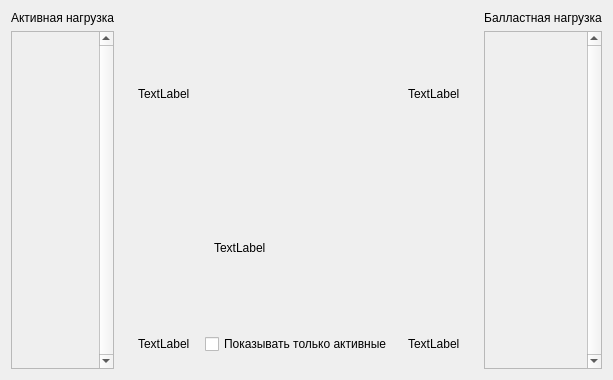
evilpeopletyranny/BallastStand, file calculationscreen.ui: the form before one commit.
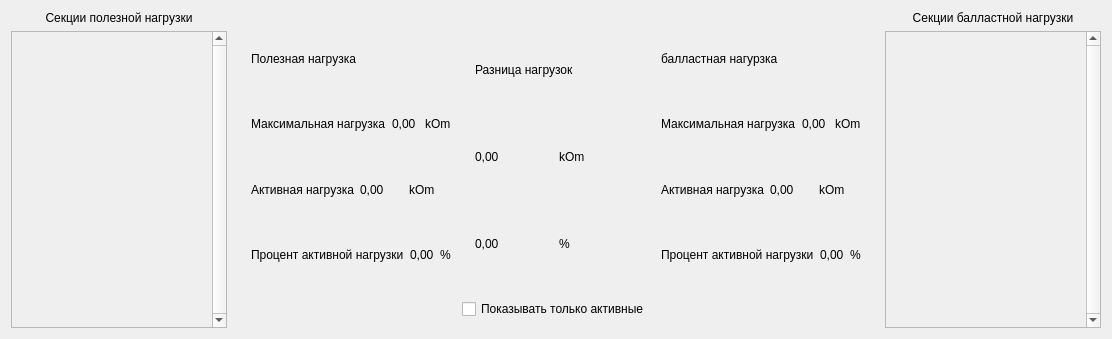
The form after the commit.

What changed in the file:
```diff
--- a/calculationscreen.ui
+++ b/calculationscreen.ui
@@ -6,8 +6,8 @@
    <rect>
     <x>0</x>
     <y>0</y>
-    <width>600</width>
-    <height>380</height>
+    <width>1112</width>
+    <height>339</height>
    </rect>
   </property>
   <property name="windowTitle">
@@ -25,7 +25,7 @@
      <item>
       <widget class="QLabel" name="label_6">
        <property name="text">
-        <string>Активная нагрузка</string>
+        <string>Секции полезной нагрузки</string>
        </property>
        <property name="alignment">
         <set>Qt::AlignCenter</set>
@@ -45,8 +45,8 @@
          <rect>
           <x>0</x>
           <y>0</y>
-          <width>117</width>
-          <height>335</height>
+          <width>175</width>
+          <height>294</height>
          </rect>
         </property>
         <layout class="QVBoxLayout" name="utilityVLayout">
@@ -70,79 +70,273 @@
     </layout>
    </item>
    <item>
-    <widget class="QWidget" name="widget" native="true">
-     <layout class="QGridLayout" name="gridLayout" rowstretch="1,1,1" columnstretch="1,1,1">
-      <item row="0" column="0">
-       <widget class="QWidget" name="widget_2" native="true">
-        <layout class="QHBoxLayout" name="horizontalLayout_4">
-         <item>
-          <widget class="QLabel" name="label">
-           <property name="text">
-            <string>TextLabel</string>
-           </property>
-          </widget>
-         </item>
-        </layout>
-       </widget>
+    <widget class="QWidget" name="centralWidget" native="true">
+     <layout class="QVBoxLayout" name="verticalLayout" stretch="10,1">
+      <item>
+       <layout class="QHBoxLayout" name="horizontalLayout_2">
+        <item>
+         <widget class="QFrame" name="utilityLoadFrame">
+          <layout class="QVBoxLayout" name="verticalLayout_2">
+           <item>
+            <widget class="QLabel" name="label">
+             <property name="text">
+              <string>Полезная нагрузка</string>
+             </property>
+            </widget>
+           </item>
+           <item>
+            <layout class="QHBoxLayout" name="horizontalLayout_3">
+             <item>
+              <widget class="QLabel" name="label_2">
+               <property name="text">
+                <string>Максимальная нагрузка</string>
+               </property>
+              </widget>
+             </item>
+             <item>
+              <widget class="QLabel" name="utilitySumLabel">
+               <property name="text">
+                <string>0,00</string>
+               </property>
+              </widget>
+             </item>
+             <item>
+              <widget class="QLabel" name="label_10">
+               <property name="text">
+                <string>kOm</string>
+               </property>
+              </widget>
+             </item>
+            </layout>
+           </item>
+           <item>
+            <layout class="QHBoxLayout" name="horizontalLayout_4">
+             <item>
+              <widget class="QLabel" name="label_11">
+               <property name="text">
+                <string>Активная нагрузка</string>
+               </property>
+              </widget>
+             </item>
+             <item>
+              <widget class="QLabel" name="activeUtilitySumLabel">
+               <property name="text">
+                <string>0,00</string>
+               </property>
+              </widget>
+             </item>
+             <item>
+              <widget class="QLabel" name="label_13">
+               <property name="text">
+                <string>kOm</string>
+               </property>
+              </widget>
+             </item>
+            </layout>
+           </item>
+           <item>
+            <layout class="QHBoxLayout" name="horizontalLayout_5">
+             <item>
+              <widget class="QLabel" name="label_15">
+               <property name="text">
+                <string>Процент активной нагрузки</string>
+               </property>
+              </widget>
+             </item>
+             <item>
+              <widget class="QLabel" name="activeUtilityPercentLabel">
+               <property name="text">
+                <string>0,00</string>
+               </property>
+              </widget>
+             </item>
+             <item>
+              <widget class="QLabel" name="label_16">
+               <property name="text">
+                <string>%</string>
+               </property>
+              </widget>
+             </item>
+            </layout>
+           </item>
+          </layout>
+         </widget>
+        </item>
+        <item>
+         <widget class="QFrame" name="diffLoadFrame">
+          <layout class="QVBoxLayout" name="verticalLayout_3">
+           <item>
+            <widget class="QLabel" name="label_3">
+             <property name="text">
+              <string>Разница нагрузок</string>
+             </property>
+            </widget>
+           </item>
+           <item>
+            <layout class="QHBoxLayout" name="horizontalLayout_6">
+             <item>
+              <widget class="QLabel" name="diffLabel">
+               <property name="text">
+                <string>0,00</string>
+               </property>
+              </widget>
+             </item>
+             <item>
+              <widget class="QLabel" name="label_8">
+               <property name="text">
+                <string>kOm</string>
+               </property>
+              </widget>
+             </item>
+            </layout>
+           </item>
+           <item>
+            <layout class="QHBoxLayout" name="horizontalLayout_8">
+             <item>
+              <widget class="QLabel" name="percentDiffLabel">
+               <property name="text">
+                <string>0,00</string>
+               </property>
+              </widget>
+             </item>
+             <item>
+              <widget class="QLabel" name="label_9">
+               <property name="text">
+                <string>%</string>
+               </property>
+              </widget>
+             </item>
+            </layout>
+           </item>
+          </layout>
+         </widget>
+        </item>
+        <item>
+         <widget class="QFrame" name="ballastLoadFrame">
+          <layout class="QVBoxLayout" name="verticalLayout_4">
+           <item>
+            <widget class="QLabel" name="label_5">
+             <property name="text">
+              <string>балластная нагурзка</string>
+             </property>
+            </widget>
+           </item>
+           <item>
+            <layout class="QHBoxLayout" name="horizontalLayout_9">
+             <item>
+              <widget class="QLabel" name="label_14">
+               <property name="text">
+                <string>Максимальная нагрузка</string>
+               </property>
+              </widget>
+             </item>
+             <item>
+              <widget class="QLabel" name="ballastSumLabel">
+               <property name="text">
+                <string>0,00</string>
+               </property>
+              </widget>
+             </item>
+             <item>
+              <widget class="QLabel" name="label_18">
+               <property name="text">
+                <string>kOm</string>
+               </property>
+              </widget>
+             </item>
+            </layout>
+           </item>
+           <item>
+            <layout class="QHBoxLayout" name="horizontalLayout_10">
+             <item>
+              <widget class="QLabel" name="label_20">
+               <property name="text">
+                <string>Активная нагрузка</string>
+               </property>
+              </widget>
+             </item>
+             <item>
+              <widget class="QLabel" name="activeBallastSumLabel">
+               <property name="text">
+                <string>0,00</string>
+               </property>
+              </widget>
+             </item>
+             <item>
+              <widget class="QLabel" name="label_21">
+               <property name="text">
+                <string>kOm</string>
+               </property>
+              </widget>
+             </item>
+            </layout>
+           </item>
+           <item>
+            <layout class="QHBoxLayout" name="horizontalLayout_11">
+             <item>
+              <widget class="QLabel" name="label_22">
+               <property name="text">
+                <string>Процент активной нагрузки</string>
+               </property>
+              </widget>
+             </item>
+             <item>
+              <widget class="QLabel" name="activeBallastPercentLabel">
+               <property name="text">
+                <string>0,00</string>
+               </property>
+              </widget>
+             </item>
+             <item>
+              <widget class="QLabel" name="label_24">
+               <property name="text">
+                <string>%</string>
+               </property>
+              </widget>
+             </item>
+            </layout>
+           </item>
+          </layout>
+         </widget>
+        </item>
+       </layout>
       </item>
-      <item row="1" column="1">
-       <widget class="QWidget" name="widget_8" native="true">
-        <layout class="QHBoxLayout" name="horizontalLayout_2">
-         <item>
-          <widget class="QLabel" name="label_5">
-           <property name="text">
-            <string>TextLabel</string>
-           </property>
-          </widget>
-         </item>
-        </layout>
-       </widget>
-      </item>
-      <item row="2" column="2">
-       <widget class="QWidget" name="widget_5" native="true">
-        <layout class="QHBoxLayout" name="horizontalLayout_6">
-         <item>
-          <widget class="QLabel" name="label_4">
-           <property name="text">
-            <string>TextLabel</string>
-           </property>
-          </widget>
-         </item>
-        </layout>
-       </widget>
-      </item>
-      <item row="0" column="2">
-       <widget class="QWidget" name="widget_3" native="true">
-        <layout class="QHBoxLayout" name="horizontalLayout_3">
-         <item>
-          <widget class="QLabel" name="label_2">
-           <property name="text">
-            <string>TextLabel</string>
-           </property>
-          </widget>
-         </item>
-        </layout>
-       </widget>
-      </item>
-      <item row="2" column="0">
-       <widget class="QWidget" name="widget_4" native="true">
-        <layout class="QHBoxLayout" name="horizontalLayout_5">
-         <item>
-          <widget class="QLabel" name="label_3">
-           <property name="text">
-            <string>TextLabel</string>
-           </property>
-          </widget>
-         </item>
-        </layout>
-       </widget>
-      </item>
-      <item row="2" column="1">
-       <widget class="QCheckBox" name="checkBox">
-        <property name="text">
-         <string>Показывать только активные</string>
-        </property>
-       </widget>
+      <item>
+       <layout class="QHBoxLayout" name="horizontalLayout_7">
+        <item>
+         <spacer name="horizontalSpacer">
+          <property name="orientation">
+           <enum>Qt::Horizontal</enum>
+          </property>
+          <property name="sizeHint" stdset="0">
+           <size>
+            <width>40</width>
+            <height>20</height>
+           </size>
+          </property>
+         </spacer>
+        </item>
+        <item>
+         <widget class="QCheckBox" name="showActiveCheckBox">
+          <property name="text">
+           <string>Показывать только активные</string>
+          </property>
+         </widget>
+        </item>
+        <item>
+         <spacer name="horizontalSpacer_2">
+          <property name="orientation">
+           <enum>Qt::Horizontal</enum>
+          </property>
+          <property name="sizeHint" stdset="0">
+           <size>
+            <width>40</width>
+            <height>20</height>
+           </size>
+          </property>
+         </spacer>
+        </item>
+       </layout>
       </item>
      </layout>
     </widget>
@@ -158,7 +352,7 @@
      <item>
       <widget class="QLabel" name="label_7">
        <property name="text">
-        <string>Балластная нагрузка</string>
+        <string>Секции балластной нагрузки</string>
        </property>
        <property name="alignment">
         <set>Qt::AlignCenter</set>
@@ -178,8 +372,8 @@
          <rect>
           <x>0</x>
           <y>0</y>
-          <width>132</width>
-          <height>335</height>
+          <width>190</width>
+          <height>294</height>
          </rect>
         </property>
         <layout class="QVBoxLayout" name="ballastVLayout">
```
